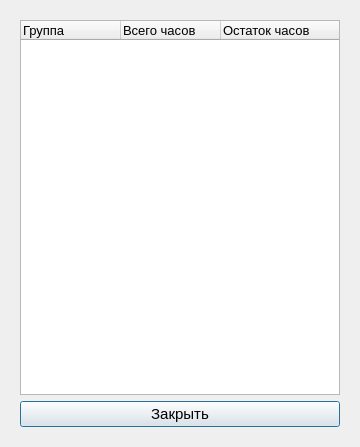
Old version of the form ui/reportDialog.ui in the repository Cy-Nec/hour_track.
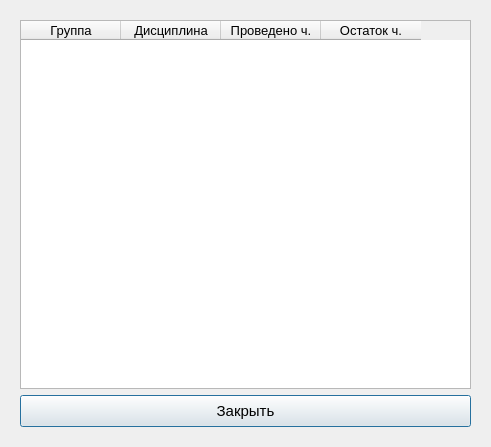
New version of the form.

Commit message: Добавлен просмотр остатка по часам. Доделаны все кнопки "Отменить" на остальных окнах. Отредактирован текст в окне "о программе"

Diff of the .ui file:
```diff
--- a/ui/reportDialog.ui
+++ b/ui/reportDialog.ui
@@ -6,7 +6,7 @@
    <rect>
     <x>0</x>
     <y>0</y>
-    <width>360</width>
+    <width>491</width>
     <height>447</height>
    </rect>
   </property>
@@ -18,7 +18,7 @@
   </property>
   <property name="maximumSize">
    <size>
-    <width>700</width>
+    <width>16777215</width>
     <height>16777215</height>
    </size>
   </property>
@@ -30,15 +30,12 @@
     <widget class="QFrame" name="frame">
      <layout class="QVBoxLayout" name="verticalLayout">
       <item>
-       <widget class="QTreeWidget" name="treeW_report">
+       <widget class="QTableWidget" name="treeW_report">
         <property name="font">
          <font>
           <pointsize>10</pointsize>
          </font>
         </property>
-        <property name="wordWrap">
-         <bool>false</bool>
-        </property>
         <column>
          <property name="text">
           <string>Группа</string>
@@ -46,26 +43,32 @@
         </column>
         <column>
          <property name="text">
-          <string>Всего часов</string>
+          <string>Дисциплина</string>
          </property>
         </column>
         <column>
          <property name="text">
-          <string>Остаток часов</string>
+          <string>Проведено ч.</string>
          </property>
-         <property name="font">
-          <font>
-           <pointsize>10</pointsize>
-          </font>
+        </column>
+        <column>
+         <property name="text">
+          <string>Остаток ч.</string>
          </property>
         </column>
        </widget>
       </item>
       <item>
        <widget class="QPushButton" name="btn_close">
+        <property name="minimumSize">
+         <size>
+          <width>0</width>
+          <height>32</height>
+         </size>
+        </property>
         <property name="maximumSize">
          <size>
-          <width>700</width>
+          <width>16777215</width>
           <height>16777215</height>
          </size>
         </property>
@@ -77,6 +80,12 @@
         <property name="text">
          <string>Закрыть</string>
         </property>
+        <property name="iconSize">
+         <size>
+          <width>24</width>
+          <height>24</height>
+         </size>
+        </property>
        </widget>
       </item>
      </layout>
```
The commit also changes 7 other files.
